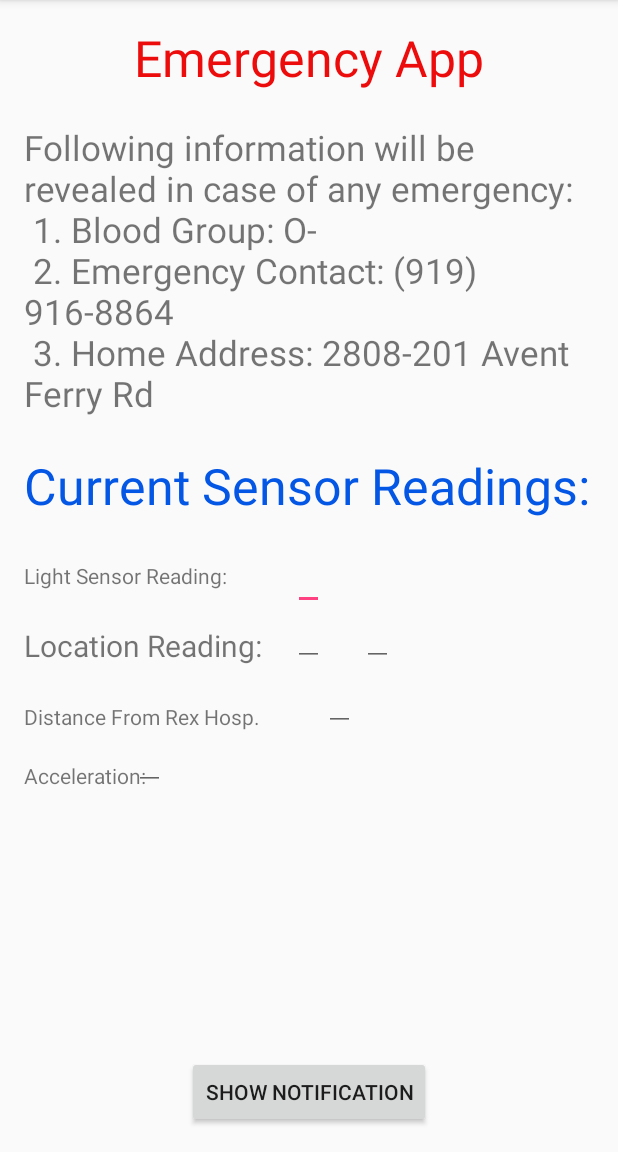
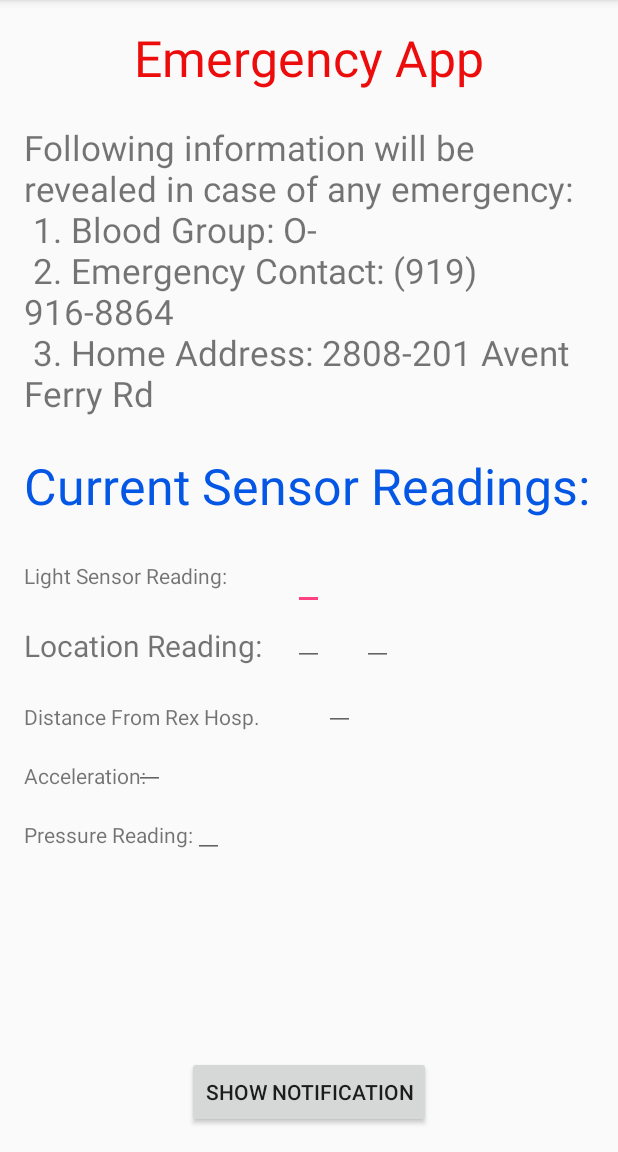
Before and after one commit to shahrajat/CSC750P1, an Android app: the screen it shows after launch (MainActivity), on a phone screen of 412 x 824 dp, the part 84-1236 px from its top. Run offline under Robolectric (Android 15) with nearby library versions, the phone set to English and light mode, and no system bars.

Commit message:
basic app with all sensors and location service working

```diff
--- a/app/src/main/java/com/example/rajatshah/csc750p1/MainActivity.java
+++ b/app/src/main/java/com/example/rajatshah/csc750p1/MainActivity.java
@@ -33,18 +33,23 @@ public class MainActivity extends AppCompatActivity implements
     private TextView mLongitudeText;
     private TextView mRexDistanceText;
     private TextView mAccelerationText;
+    private TextView mPressureText;
 
     private SensorManager mSensorManager;
     private SensorEventListener mEventListenerLight;
     private SensorEventListener mEventListenerAccelerometer;
+    private SensorEventListener mEventListenerPressure;
+
 
     private float lastLightValue;
     private float lastAccelerationY;
     private float[] locationResults;
+    private float pressureValue;
+
     private GoogleApiClient mGoogleApiClient;
     private Location mLastLocation;
     private enum SensorType {
-        LIGHT, ACCELEROMETER, LOCATION
+        LIGHT, ACCELEROMETER, LOCATION, PRESSURE
     };
     // Create a new thread to update the UI
     private void updateUI(final SensorType sensorType) {
@@ -62,7 +67,11 @@ public class MainActivity extends AppCompatActivity implements
                     case LOCATION:
                         mLatitudeText.setText(String.valueOf(mLastLocation.getLatitude()));
                         mLongitudeText.setText(String.valueOf(mLastLocation.getLongitude()));
-                        mRexDistanceText.setText(String.valueOf(locationResults[0]) + "m"); //Set the distance from Current location
+                        mRexDistanceText.setText(String.valueOf(locationResults[0]) + " m"); //Set the distance from Current location
+                        break;
+                    case PRESSURE:
+                        mPressureText.setText(String.valueOf(pressureValue) + " bar");
+                        break;
                 }
             }
         });
@@ -109,6 +118,24 @@ public class MainActivity extends AppCompatActivity implements
             }
         };
 
+        //Pressure
+        mPressureText = (TextView) findViewById(R.id.pressureText);
+        mEventListenerPressure = new SensorEventListener() {
+            @Override
+            public void onSensorChanged(SensorEvent sensorEvent) {
+                float[] values = sensorEvent.values;
+                if(pressureValue == 0.0 || Math.abs(pressureValue-values[0]/1000) > 0.0001) {
+                    pressureValue = values[0]/1000; //convert from millibar to bar
+                    updateUI(SensorType.PRESSURE);
+                }
+            }
+
+            @Override
+            public void onAccuracyChanged(Sensor sensor, int i) {
+
+            }
+        };
+
         //Location Listener
         // Create an instance of GoogleAPIClient
         mLatitudeText = (TextView) findViewById(R.id.latitudeText);
@@ -134,6 +161,7 @@ public class MainActivity extends AppCompatActivity implements
         super.onResume();
         mSensorManager.registerListener(mEventListenerLight, mSensorManager.getDefaultSensor(Sensor.TYPE_LIGHT), SensorManager.SENSOR_DELAY_FASTEST);
         mSensorManager.registerListener(mEventListenerAccelerometer, mSensorManager.getDefaultSensor(Sensor.TYPE_ACCELEROMETER), SensorManager.SENSOR_DELAY_FASTEST);
+        mSensorManager.registerListener(mEventListenerPressure, mSensorManager.getDefaultSensor(Sensor.TYPE_PRESSURE), SensorManager.SENSOR_DELAY_FASTEST);
     }
 
     @Override
@@ -142,6 +170,7 @@ public class MainActivity extends AppCompatActivity implements
         super.onStop();
         mSensorManager.unregisterListener(mEventListenerLight);
         mSensorManager.unregisterListener(mEventListenerAccelerometer);
+        mSensorManager.unregisterListener(mEventListenerPressure);
     }
 
     public void showNotification(View view) {
@@ -151,7 +180,6 @@ public class MainActivity extends AppCompatActivity implements
         builder.setContentText("Blood Group: O- \n No Allergies \n Emergency Contact: 911");
 
         Intent intent = new Intent(this, NotificationClass.class);
-
         TaskStackBuilder stackBuilder = TaskStackBuilder.create(this);
         stackBuilder.addParentStack(NotificationClass.class);
         stackBuilder.addNextIntent(intent);
@@ -161,7 +189,6 @@ public class MainActivity extends AppCompatActivity implements
         builder.setContentIntent(pendingIntent);
 
         NotificationManager notificationManager = (NotificationManager) getSystemService(Context.NOTIFICATION_SERVICE);
-
         notificationManager.notify(0, builder.build());
     }
 
--- a/app/src/main/res/layout/activity_main.xml
+++ b/app/src/main/res/layout/activity_main.xml
@@ -133,5 +133,21 @@ case of any emergency:\n
         android:layout_alignParentBottom="true"
         android:layout_centerHorizontal="true" />
 
+    <TextView
+        android:layout_width="wrap_content"
+        android:layout_height="wrap_content"
+        android:text="Pressure Reading:"
+        android:id="@+id/pressureLabel"
+        android:layout_below="@+id/accelerationLabel"
+        android:layout_alignParentStart="true"
+        android:layout_marginTop="20dp" />
+
+    <EditText
+        android:layout_width="wrap_content"
+        android:layout_height="wrap_content"
+        android:id="@+id/pressureText"
+        android:layout_below="@+id/accelerationText"
+        android:layout_toEndOf="@+id/pressureLabel" />
+
 
 </RelativeLayout>
```
